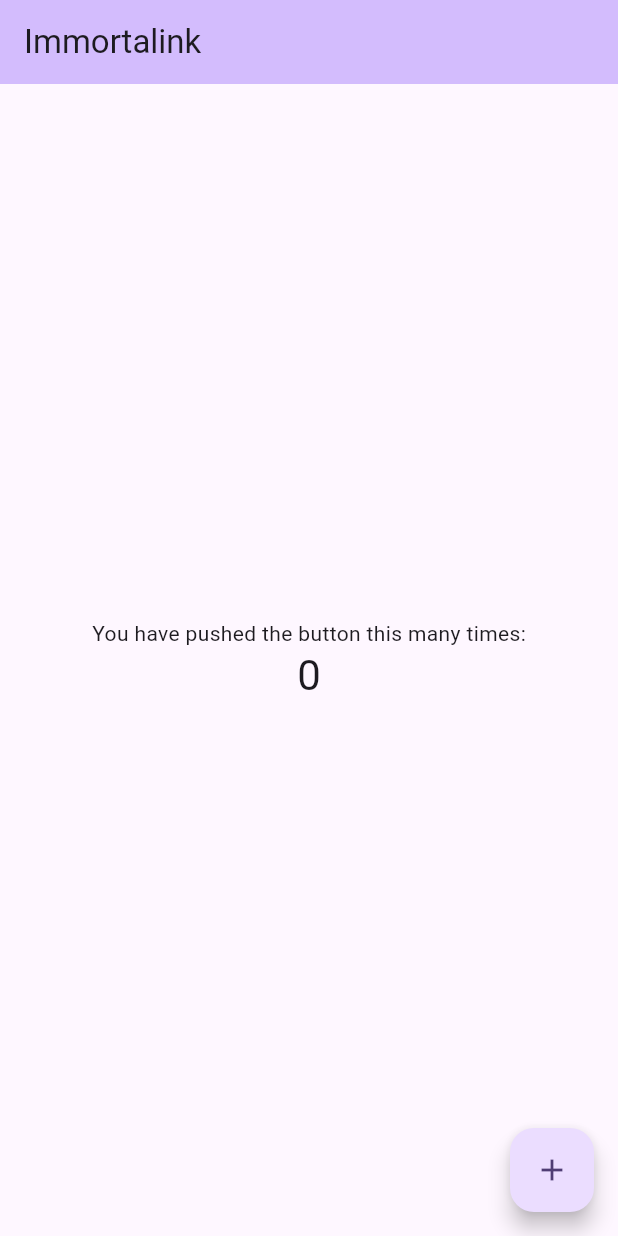
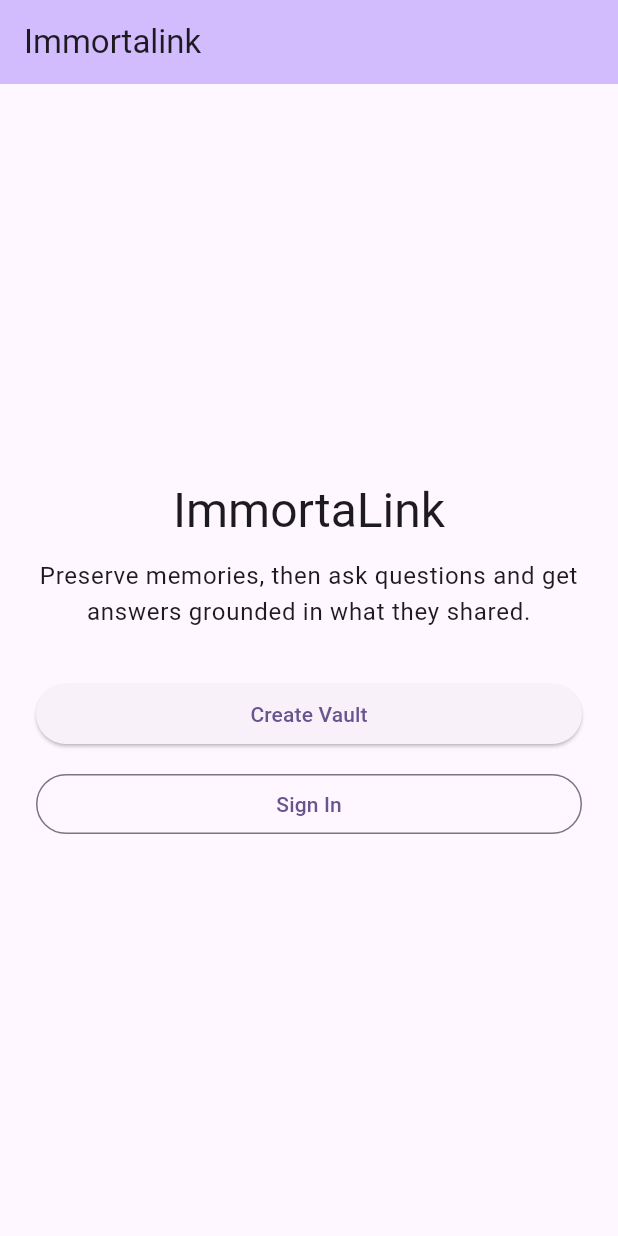
Before and after one commit to Tech2you/immortalink, a Flutter app: the screen it shows after launch, on a phone screen of 412 x 824 dp. Run offline on Flutter 3.47's test engine with Material 3 defaults, Android fonts, the light colour scheme and no system bars.

Commit message:
Add ImmortaLink landing screen

```diff
--- a/immortalink/lib/main.dart
+++ b/immortalink/lib/main.dart
@@ -35,87 +35,60 @@ class MyApp extends StatelessWidget {
   }
 }
 
-class MyHomePage extends StatefulWidget {
+class MyHomePage extends StatelessWidget {
   const MyHomePage({super.key, required this.title});
-
-  // This widget is the home page of your application. It is stateful, meaning
-  // that it has a State object (defined below) that contains fields that affect
-  // how it looks.
-
-  // This class is the configuration for the state. It holds the values (in this
-  // case the title) provided by the parent (in this case the App widget) and
-  // used by the build method of the State. Fields in a Widget subclass are
-  // always marked "final".
 
   final String title;
 
   @override
-  State<MyHomePage> createState() => _MyHomePageState();
-}
-
-class _MyHomePageState extends State<MyHomePage> {
-  int _counter = 0;
-
-  void _incrementCounter() {
-    setState(() {
-      // This call to setState tells the Flutter framework that something has
-      // changed in this State, which causes it to rerun the build method below
-      // so that the display can reflect the updated values. If we changed
-      // _counter without calling setState(), then the build method would not be
-      // called again, and so nothing would appear to happen.
-      _counter++;
-    });
-  }
-
-  @override
   Widget build(BuildContext context) {
-    // This method is rerun every time setState is called, for instance as done
-    // by the _incrementCounter method above.
-    //
-    // The Flutter framework has been optimized to make rerunning build methods
-    // fast, so that you can just rebuild anything that needs updating rather
-    // than having to individually change instances of widgets.
     return Scaffold(
       appBar: AppBar(
-        // TRY THIS: Try changing the color here to a specific color (to
-        // Colors.amber, perhaps?) and trigger a hot reload to see the AppBar
-        // change color while the other colors stay the same.
         backgroundColor: Theme.of(context).colorScheme.inversePrimary,
-        // Here we take the value from the MyHomePage object that was created by
-        // the App.build method, and use it to set our appbar title.
-        title: Text(widget.title),
+        title: Text(title),
       ),
       body: Center(
-        // Center is a layout widget. It takes a single child and positions it
-        // in the middle of the parent.
-        child: Column(
-          // Column is also a layout widget. It takes a list of children and
-          // arranges them vertically. By default, it sizes itself to fit its
-          // children horizontally, and tries to be as tall as its parent.
-          //
-          // Column has various properties to control how it sizes itself and
-          // how it positions its children. Here we use mainAxisAlignment to
-          // center the children vertically; the main axis here is the vertical
-          // axis because Columns are vertical (the cross axis would be
-          // horizontal).
-          //
-          // TRY THIS: Invoke "debug painting" (choose the "Toggle Debug Paint"
-          // action in the IDE, or press "p" in the console), to see the
-          // wireframe for each widget.
-          mainAxisAlignment: .center,
-          children: [
-            const Text('You have pushed the button this many times:'),
-            Text(
-              '$_counter',
-              style: Theme.of(context).textTheme.headlineMedium,
+        child: ConstrainedBox(
+          constraints: const BoxConstraints(maxWidth: 520),
+          child: Padding(
+            padding: const EdgeInsets.all(24),
+            child: Column(
+              mainAxisAlignment: MainAxisAlignment.center,
+              crossAxisAlignment: CrossAxisAlignment.stretch,
+              children: [
+                Text(
+                  'ImmortaLink',
+                  textAlign: TextAlign.center,
+                  style: Theme.of(context).textTheme.headlineLarge,
+                ),
+                const SizedBox(height: 12),
+                Text(
+                  'Preserve memories, then ask questions and get answers grounded in what they shared.',
+                  textAlign: TextAlign.center,
+                  style: Theme.of(context).textTheme.bodyLarge,
+                ),
+                const SizedBox(height: 32),
+                ElevatedButton(
+                  onPressed: () {
+                    ScaffoldMessenger.of(context).showSnackBar(
+                      const SnackBar(content: Text('Create Vault (coming next)')),
+                    );
+                  },
+                  child: const Text('Create Vault'),
+                ),
+                const SizedBox(height: 12),
+                OutlinedButton(
+                  onPressed: () {
+                    ScaffoldMessenger.of(context).showSnackBar(
+                      const SnackBar(content: Text('Sign In (coming next)')),
+                    );
+                  },
+                  child: const Text('Sign In'),
+                ),
+              ],
             ),
-          ],
+          ),
         ),
-      ),
-      floatingActionButton: FloatingActionButton(
-        onPressed: _incrementCounter,
-        tooltip: 'Increment',
-        child: const Icon(Icons.add),
       ),
     );
   }
```
